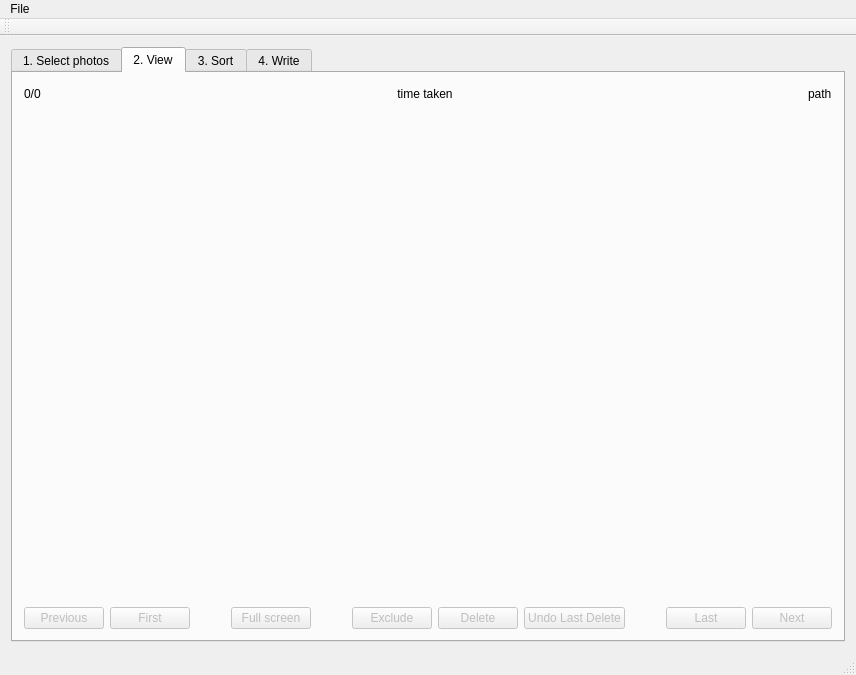
The window that src/mainwindow.ui (tdegeus/chroto) describes before a commit, drawn with Qt 5.
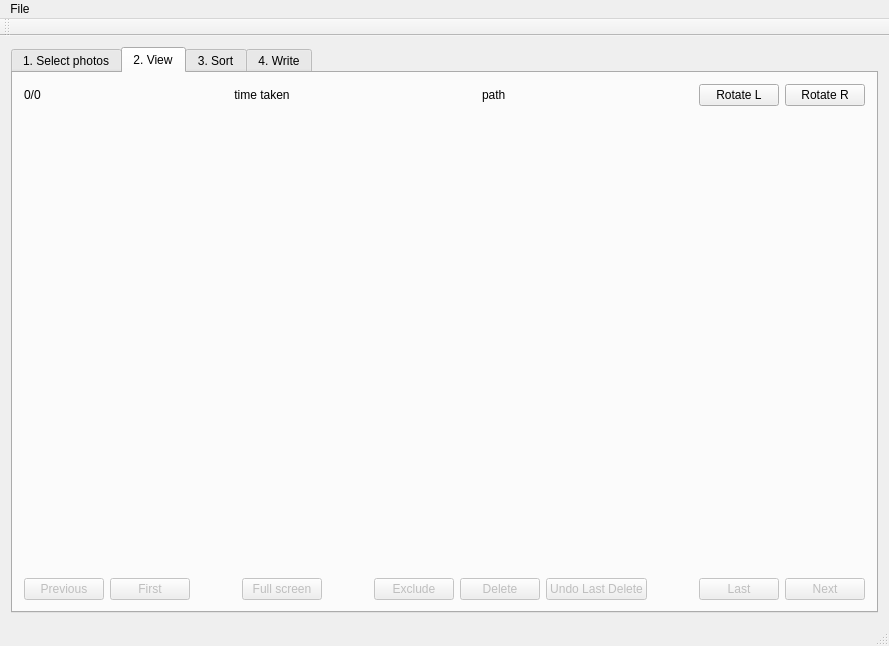
The same window after the commit. The open tabs and pages were chosen to show the change.

```diff
--- a/src/mainwindow.ui
+++ b/src/mainwindow.ui
@@ -6,8 +6,8 @@
    <rect>
     <x>0</x>
     <y>0</y>
-    <width>856</width>
-    <height>675</height>
+    <width>889</width>
+    <height>646</height>
    </rect>
   </property>
   <property name="windowTitle">
@@ -1054,6 +1054,33 @@
             </property>
            </widget>
           </item>
+          <item>
+           <spacer name="horizontalSpacer_6">
+            <property name="orientation">
+             <enum>Qt::Horizontal</enum>
+            </property>
+            <property name="sizeHint" stdset="0">
+             <size>
+              <width>40</width>
+              <height>20</height>
+             </size>
+            </property>
+           </spacer>
+          </item>
+          <item>
+           <widget class="QPushButton" name="tV_pushButton_rotL">
+            <property name="text">
+             <string>Rotate L</string>
+            </property>
+           </widget>
+          </item>
+          <item>
+           <widget class="QPushButton" name="tV_pushButton_rotR">
+            <property name="text">
+             <string>Rotate R</string>
+            </property>
+           </widget>
+          </item>
          </layout>
         </item>
         <item>
@@ -1729,7 +1756,7 @@
     <rect>
      <x>0</x>
      <y>0</y>
-     <width>856</width>
+     <width>889</width>
      <height>22</height>
     </rect>
    </property>
```
Left out of the diff: 14 changed lines with no effect on the pictures.
